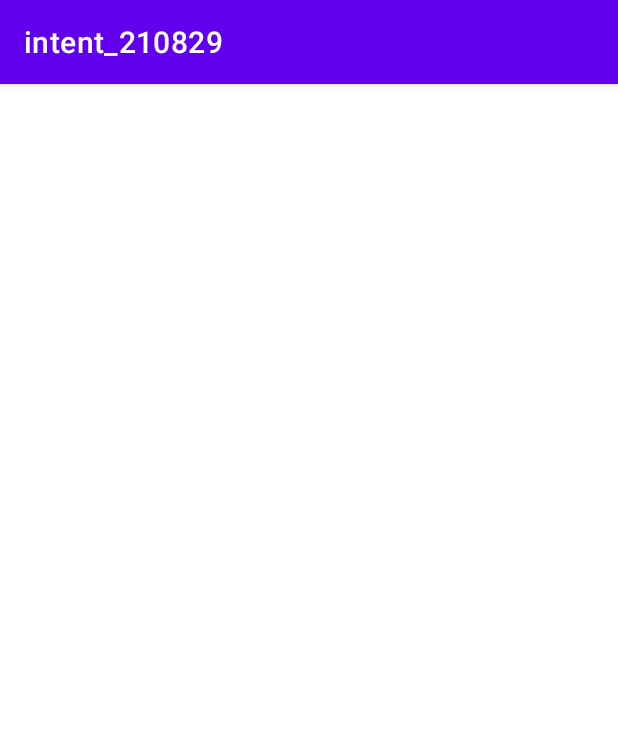
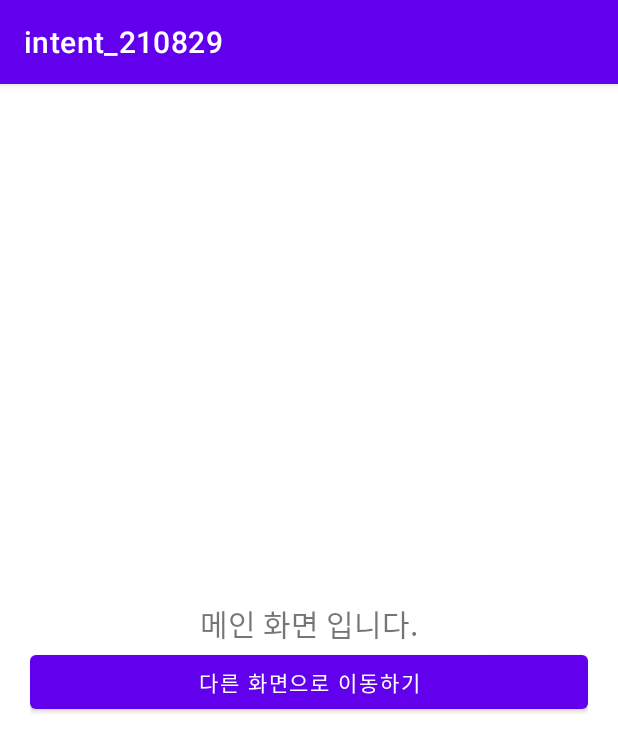
Before and after one commit to spris1513/intent_210829, an Android app: the screen it shows after launch (MainActivity), on a phone screen of 412 x 824 dp. Shown: the top 752 px of the screen. Run offline under Robolectric (Android 15) with nearby library versions, the phone set to English and light mode, and no system bars.

Commit message:
메인화면 UI 작업

```diff
--- a/app/src/main/res/layout/activity_main.xml
+++ b/app/src/main/res/layout/activity_main.xml
@@ -5,7 +5,20 @@
     android:layout_width="match_parent"
     android:layout_height="match_parent"
     android:orientation="vertical"
+    android:gravity="center"
+    android:padding="20dp"
     tools:context=".MainActivity">
+
+    <TextView
+        android:layout_width="wrap_content"
+        android:layout_height="wrap_content"
+        android:text="메인 화면 입니다."
+        android:textSize="20sp" />
+
+    <Button
+        android:layout_width="match_parent"
+        android:layout_height="wrap_content"
+        android:text="다른 화면으로 이동하기" />
 
 
 </LinearLayout>
```
